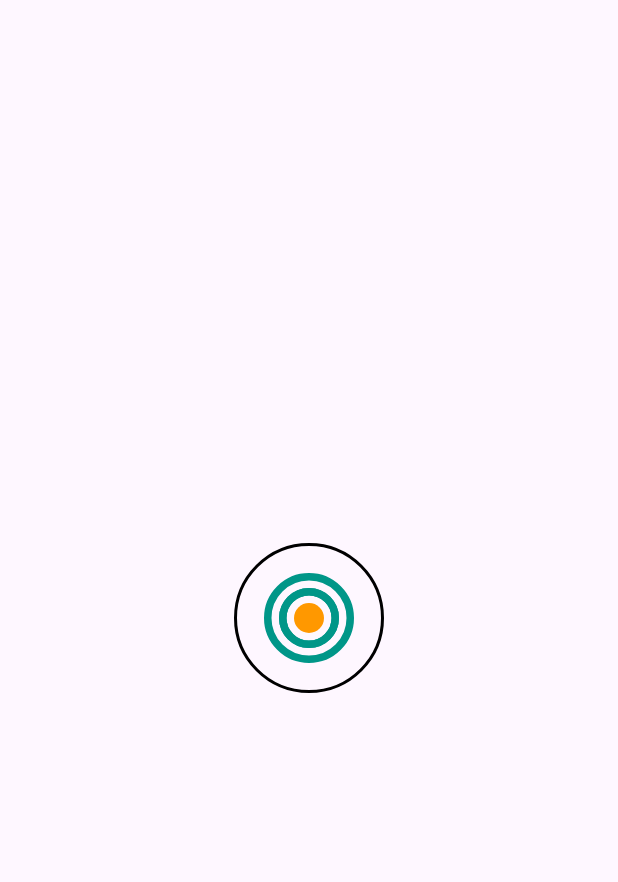
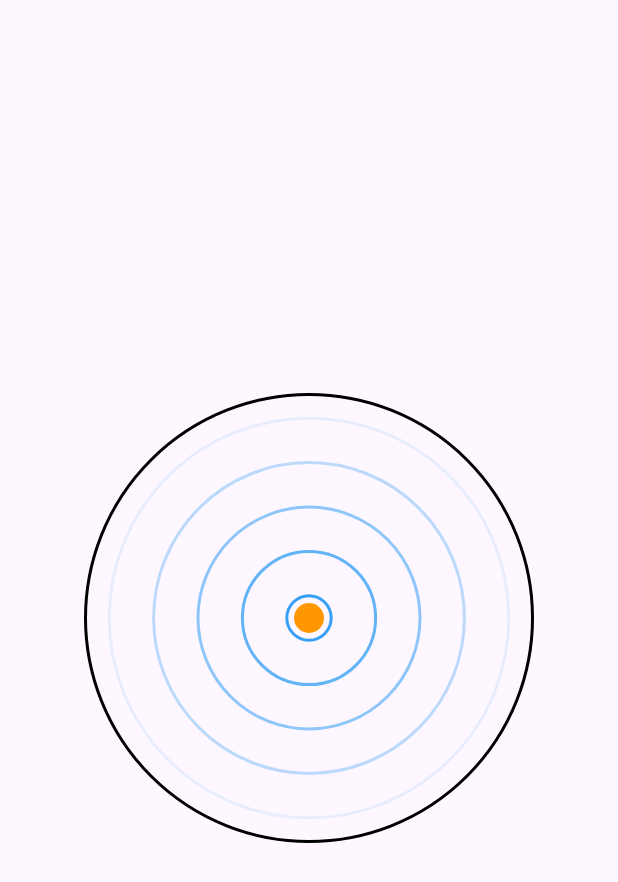
Before and after one commit to Aashish-lahre/Radar-ripple-effect, a Flutter app: the screen it shows after launch, on a phone screen of 412 x 824 dp. Shown: the top 882 px of the screen. Run offline on Flutter 3.47's test engine with Material 3 defaults, Android fonts, the phone set to English and light mode, and no system bars.

Commit message:
created concentric ripple effect.

```diff
--- a/lib/box_animation.dart
+++ b/lib/box_animation.dart
@@ -7,56 +7,28 @@ class BoxAnimation extends StatefulWidget {
   State<BoxAnimation> createState() => _BoxAnimationState();
 }
 
-class _BoxAnimationState extends State<BoxAnimation> with SingleTickerProviderStateMixin {
-  late  AnimationController _controller;
-  late Animation<Color> colorAnimation;
-  late Animation<int> radiusAnimation;
-  final  ColorTween colorTween = ColorTween(begin: Colors.green[600], end: Colors.green[300]);
-  final  IntTween radiusTween = IntTween(begin: 10, end: 50);
+class _BoxAnimationState extends State<BoxAnimation>
+    with SingleTickerProviderStateMixin {
+  late AnimationController _controller;
 
   @override
   void initState() {
     super.initState();
-     _controller= AnimationController(vsync: this, duration: Duration(seconds: 1));
-
-    _controller.addListener(() {
-      setState(() {});
-    });
-    _controller.forward();
+    // Use repeat() so that the animation continuously plays.
+    _controller = AnimationController(
+      vsync: this,
+      duration: const Duration(seconds: 2), // Adjust for ripple speed.
+    )..forward()..repeat(); // Repeat forever.
   }
-
-
-  Widget customContainer({
-    required double radius,
-    required double borderWidth,
-    required Color borderColor,
-  }) {
-    return Container(
-      width: radius * 2,
-      height: radius * 2,
-      decoration: BoxDecoration(
-        color: Colors.transparent,
-        shape: BoxShape.circle,
-        border: Border.all(
-          color: borderColor,
-          width: borderWidth,
-        ),
-      ),
-    );
-  }
-
-
-
-
 
   @override
   Widget build(BuildContext context) {
-
     return Scaffold(
       body: Center(
+        // The outer container is circular with a border.
         child: Container(
-          width: 100,
-          height: 100,
+          width: 300,
+          height: 300,
           decoration: BoxDecoration(
             color: Colors.transparent,
             shape: BoxShape.circle,
@@ -64,24 +36,25 @@ class _BoxAnimationState extends State<BoxAnimation> with SingleTickerProviderSt
           ),
           child: Stack(
             children: [
+              // Radar Ripple Effect via CustomPainter.
+              Positioned.fill(
+                child: CustomPaint(
+                  painter: RadarPainter(animation: _controller),
+                ),
+              ),
+              // The central circle (e.g., a sensor or marker).
               Positioned.fill(
                 child: Center(
-                  child: CircleAvatar(backgroundColor: Colors.orange, radius: 10,),
+                  child: CircleAvatar(
+                    backgroundColor: Colors.orange,
+                    radius: 10,
+                  ),
                 ),
               ),
-              ...List.generate(3, (index) {
-                return Positioned.fill(
-                  child: Center(
-                    child: customContainer(radius: index == 1 ? 30 : 20, borderWidth: 5, borderColor: Colors.teal),
-                  ),
-
-                );
-              }),
-
             ],
           ),
         ),
-      )
+      ),
     );
   }
 
@@ -91,3 +64,45 @@ class _BoxAnimationState extends State<BoxAnimation> with SingleTickerProviderSt
     super.dispose();
   }
 }
+
+class RadarPainter extends CustomPainter {
+  RadarPainter({required this.animation}) : super(repaint: animation);
+
+  final Animation<double> animation;
+
+  @override
+  void paint(Canvas canvas, Size size) {
+    // Center of the container.
+    final center = Offset(size.width / 2, size.height / 2);
+    // Maximum radius is half the width (or height) of the container.
+    final maxRadius = size.width / 2;
+    // Number of ripple circles to draw.
+    const int numberOfCircles = 5;
+
+    // Define the paint configuration.
+    final Paint circlePaint = Paint()
+      ..style = PaintingStyle.stroke
+      ..strokeWidth = 2;
+
+    // Draw each circle with a phase offset.
+    for (int i = 0; i < numberOfCircles; i++) {
+      // Compute an offset progress for the ripple; ensures staggered phases:
+      final double offsetProgress =
+          (animation.value + (i / numberOfCircles)) % 1;
+
+      // Compute the radius for the ripple.
+      final circleRadius = offsetProgress * maxRadius;
+
+      // Create a fade effect: the ripple fades out as it expands.
+      final Color rippleColor =
+          Colors.blue.withOpacity(1.0 - offsetProgress);
+      circlePaint.color = rippleColor;
+
+      // Draw the circle.
+      canvas.drawCircle(center, circleRadius, circlePaint);
+    }
+  }
+
+  @override
+  bool shouldRepaint(covariant RadarPainter oldDelegate) => true;
+}
```
